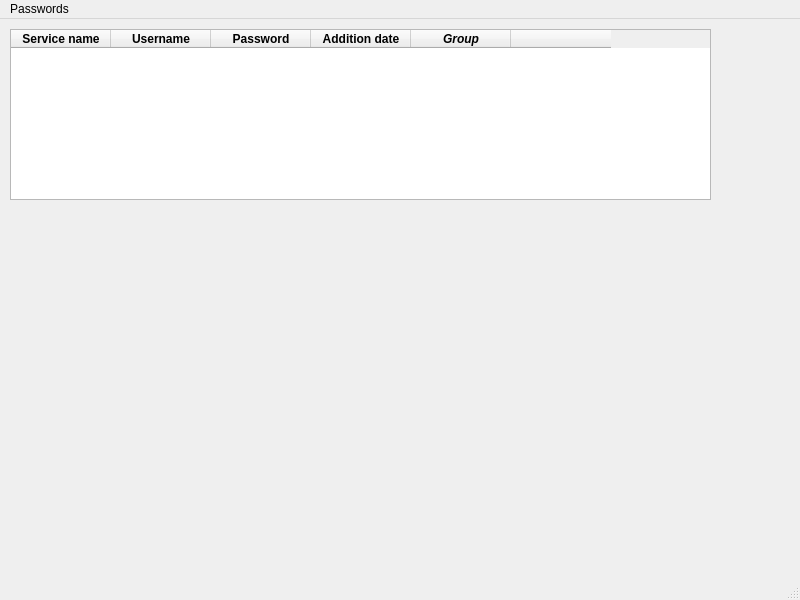
Old version of the form mainwindow.ui in the repository krystianbeduch/password-manager.
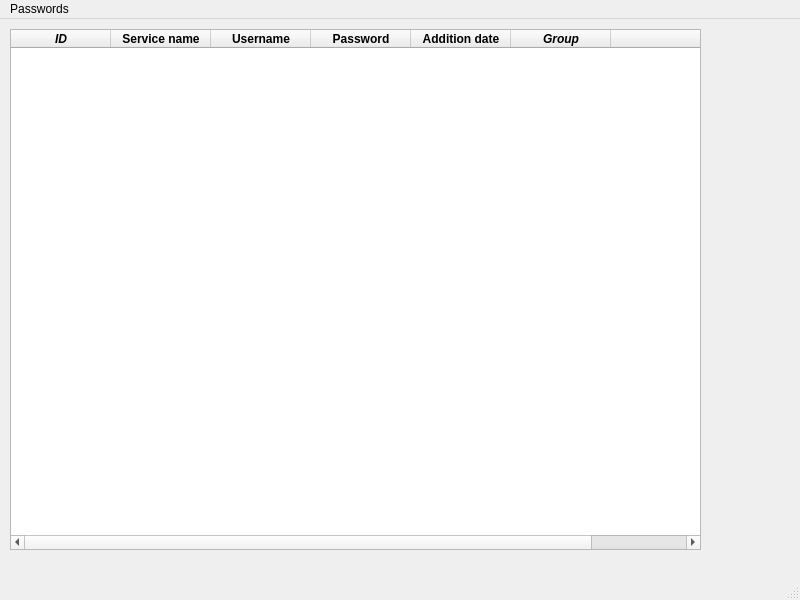
New version of the form. Icons and pictures are not drawn.

```diff
--- a/mainwindow.ui
+++ b/mainwindow.ui
@@ -19,8 +19,8 @@
      <rect>
       <x>10</x>
       <y>10</y>
-      <width>701</width>
-      <height>171</height>
+      <width>691</width>
+      <height>521</height>
      </rect>
     </property>
     <property name="sizePolicy">
@@ -32,6 +32,17 @@
     <property name="showGrid">
      <bool>true</bool>
     </property>
+    <column>
+     <property name="text">
+      <string>ID</string>
+     </property>
+     <property name="font">
+      <font>
+       <italic>true</italic>
+       <bold>true</bold>
+      </font>
+     </property>
+    </column>
     <column>
      <property name="text">
       <string>Service name</string>
```
